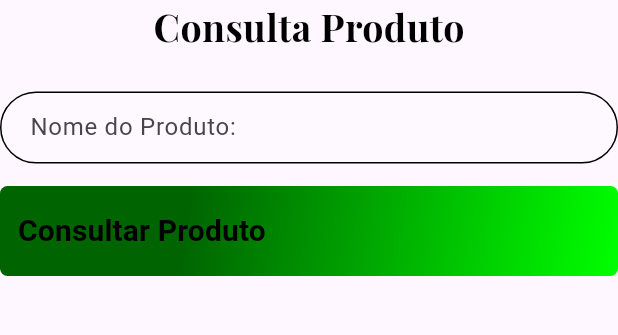
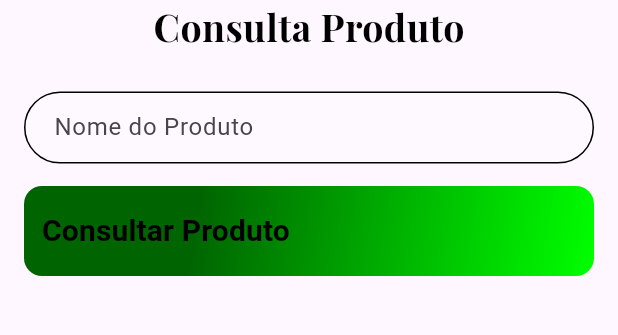
Before and after one commit to justingoldem/projeto_mobile_flutter, a Flutter app: the MenuScreen screen opened directly, after a tap on "Consulta Produto", on a phone screen of 412 x 824 dp, the part 309-644 px from its top. Run offline on Flutter 3.47's test engine with Material 3 defaults, Android fonts, the light colour scheme and no system bars; our stand-ins replace google_fonts, sqflite; accounts and stored records are empty; network calls fail.

Commit message:
add estilização

```diff
--- a/lib/consultaProduto.page.dart
+++ b/lib/consultaProduto.page.dart
@@ -65,8 +65,7 @@ class _ConsultaState extends State<ConsultaProduto> {
    @override
   Widget build(BuildContext context) {
     return Scaffold(
-      appBar: AppBar(
-      ),
+      appBar: AppBar(),
       body: SingleChildScrollView(
         child: Column(
           children: <Widget>[
@@ -83,13 +82,18 @@ class _ConsultaState extends State<ConsultaProduto> {
                   color: Colors.black),
             ),
             SizedBox(height: 25),
-            TextFormField(
+            Padding(
+              padding: EdgeInsets.symmetric(horizontal: 16.0), // Espaçamento lateral
+              child: TextFormField(
                 controller: _nomeProdutoController,
                 keyboardType: TextInputType.text,
-              decoration: getInputdecoration("Nome do Produto: "),
+                decoration: getInputdecoration("Nome do Produto "),
+              ),
             ),
             SizedBox(height: 15),
-            Container(
+            Padding(
+              padding: EdgeInsets.symmetric(horizontal: 16.0), // Espaçamento lateral
+              child: Container(
                 height: 60,
                 alignment: Alignment.centerLeft,
                 decoration: BoxDecoration(
@@ -102,7 +106,7 @@ class _ConsultaState extends State<ConsultaProduto> {
                       Color.fromRGBO(0, 255, 0, 50),
                     ],
                   ),
-                borderRadius: BorderRadius.all(Radius.circular(5)),
+                  borderRadius: BorderRadius.all(Radius.circular(12)),
                 ),
                 child: SizedBox.expand(
                   child: TextButton(
@@ -124,46 +128,85 @@ class _ConsultaState extends State<ConsultaProduto> {
                   ),
                 ),
               ),
+            ),
             SizedBox(height: 50),
             if (_mostraDetalhes)
-              Column(
+              Padding(
+                padding: EdgeInsets.symmetric(horizontal: 16, vertical: 24), // Espaçamento nas laterais e na parte superior/inferior
+                child: Container(
+                  decoration: BoxDecoration(
+                    border: Border.all(
+                      color: Colors.green, // Cor da borda verde
+                      width: 2, // Largura da borda
+                    ),
+                    borderRadius: BorderRadius.circular(12), // Bordas arredondadas
+                  ),
+                  padding: EdgeInsets.all(16), // Espaçamento interno do Container
+                  child: Column(
                     crossAxisAlignment: CrossAxisAlignment.start,
                     children: [
-                  Text(
+                      Center(
+                        child: Text(
                           _nomeProduto,
-                    style: TextStyle(fontSize: 22, fontWeight: FontWeight.bold),
+                          style: TextStyle(
+                            fontSize: 22,
+                            fontWeight: FontWeight.bold,
+                            color: Colors.black, // Fonte preta
                           ),
-                  SizedBox(height: 8),
+                          textAlign: TextAlign.center,
+                        ),
+                      ),
+                      SizedBox(height: 16),
                       if (_imagemProduto.isNotEmpty)
-  Image.network(
+                        Center(
+                          child: Image.network(
                             _imagemProduto,
-    height: 150, // Altura da imagem
-    width: 150,  // Largura da imagem
+                            height: 300,
+                            width: 300,
+                            fit: BoxFit.cover,
                             errorBuilder: (context, error, stackTrace) {
-      return Text('Imagem não disponível'); // Exibir caso a imagem não seja carregada
+                              return Text('Imagem não disponível');
                             },
                           ),
+                        ),
+                      SizedBox(height: 16),
                       Text(
                         'Categoria: $_categoriaProduto',
-                    style: TextStyle(fontSize: 18),
+                        style: TextStyle(
+                          fontSize: 18,
+                          color: const Color.fromARGB(255, 5, 233, 32), // Fonte preta
+                        ),
                       ),
                       SizedBox(height: 8),
                       Text(
-                    'preco: R\$ $_precoProduto',
-                    style: TextStyle(fontSize: 18),
+                        'Preço: R\$ $_precoProduto',
+                        style: TextStyle(
+                          fontSize: 18,
+                          fontWeight: FontWeight.w600,
+                          color: Colors.black, // Fonte preta
+                        ),
                       ),
                       SizedBox(height: 8),
                       Text(
-                    'Descricao: $_descricaoProduto',
-                    style: TextStyle(fontSize: 18),
+                        'Descrição: $_descricaoProduto',
+                        style: TextStyle(
+                          fontSize: 18,
+                          color: Colors.black, // Fonte preta
+                        ),
                       ),
                       SizedBox(height: 8),
                       Text(
                         'Quantidade: $_quantidadeProduto kg',
-                    style: TextStyle(fontSize: 18),
+                        style: TextStyle(
+                          fontSize: 18,
+                          fontWeight: FontWeight.w600,
+                          color: Colors.black, // Fonte preta
+                        ),
                       ),
                     ],
                   ),
+                ),
+              )
           ],
         ),
       ),
--- a/lib/menu.page.dart
+++ b/lib/menu.page.dart
@@ -49,47 +49,74 @@ class MenuScreen extends StatelessWidget {
             SizedBox(
               height: 20,
             ),
-            ElevatedButton(
+           Container(
+  decoration: BoxDecoration(
+    gradient: LinearGradient(
+      colors: [Color.fromRGBO(0, 100, 1, 50),
+               Color.fromRGBO(0, 255, 0, 50),], // Cores do gradiente
+      begin: Alignment.topLeft,
+      end: Alignment.bottomRight,
+    ),
+    borderRadius: BorderRadius.circular(12), // Bordas arredondadas
+  ),
+  child: ElevatedButton(
+    style: ElevatedButton.styleFrom(
+      padding: EdgeInsets.symmetric(horizontal: 32, vertical: 16),
+      backgroundColor: Colors.transparent, // Importante: Deixe a cor de fundo transparente
+      shadowColor: Colors.transparent, // Remove a sombra para exibir o gradiente limpo
+      shape: RoundedRectangleBorder(
+        borderRadius: BorderRadius.circular(12),
+      ),
+    ),
     onPressed: () {
-                Navigator.push(context,
-                    MaterialPageRoute(builder: (context) => AdicionaProduto()));
+      Navigator.push(
+        context,
+        MaterialPageRoute(builder: (context) => AdicionaProduto()),
+      );
     },
     child: Text(
       'Adicionar Produto',
-                style:
-                    TextStyle(fontWeight: FontWeight.bold, color: Colors.black),
+      style: TextStyle(
+        fontWeight: FontWeight.bold,
+        color: Colors.black, // Cor do texto
       ),
     ),
-            SizedBox(
-              height: 25,
   ),
-            ElevatedButton(
+),
+SizedBox(height: 25),
+Container(
+  decoration: BoxDecoration(
+    gradient: LinearGradient(
+      colors: [Color.fromRGBO(0, 100, 1, 50),
+               Color.fromRGBO(0, 255, 0, 50),], // Cores do gradiente
+      begin: Alignment.topLeft,
+      end: Alignment.bottomRight,
+    ),
+
+    borderRadius: BorderRadius.circular(12), // Bordas arredondadas
+  ),
+  child: ElevatedButton(
+    style: ElevatedButton.styleFrom(
+      padding: EdgeInsets.symmetric(horizontal: 32, vertical: 16),
+      backgroundColor: Colors.transparent, // Importante: Deixe a cor de fundo transparente
+      shadowColor: Colors.transparent, // Remove a sombra para exibir o gradiente limpo
+      shape: RoundedRectangleBorder(
+        borderRadius: BorderRadius.circular(12),
+      ),
+    ),
     onPressed: () {
-                Navigator.push(context,
-                    MaterialPageRoute(builder: (context) => ConsultaProduto()));
+      Navigator.push(
+        context,
+        MaterialPageRoute(builder: (context) => ConsultaProduto()),
+      );
     },
     child: Text(
     'Consulta Produto',
-                style:
-                    TextStyle(fontWeight: FontWeight.bold, color: Colors.black),
+   style: TextStyle(
+        fontWeight: FontWeight.bold,
+        color: Colors.black,
   ),
 ),
-            SizedBox(
-              height: 25,
-            ),
-
-            SizedBox(
-              height: 25,
-            ),
-            ElevatedButton(
-              onPressed: () {
-                Navigator.push(context,
-                    MaterialPageRoute(builder: (context) => LoginPage()));
-              },
-              child: Text(
-                'Logout',
-                style:
-                    TextStyle(fontWeight: FontWeight.bold, color: Colors.black),
 ),
 ),
           ],
```
Also changed, not shown: pubspec.yaml (line endings or trailing spaces). Lines whose indentation alone changed are shown as unchanged.
